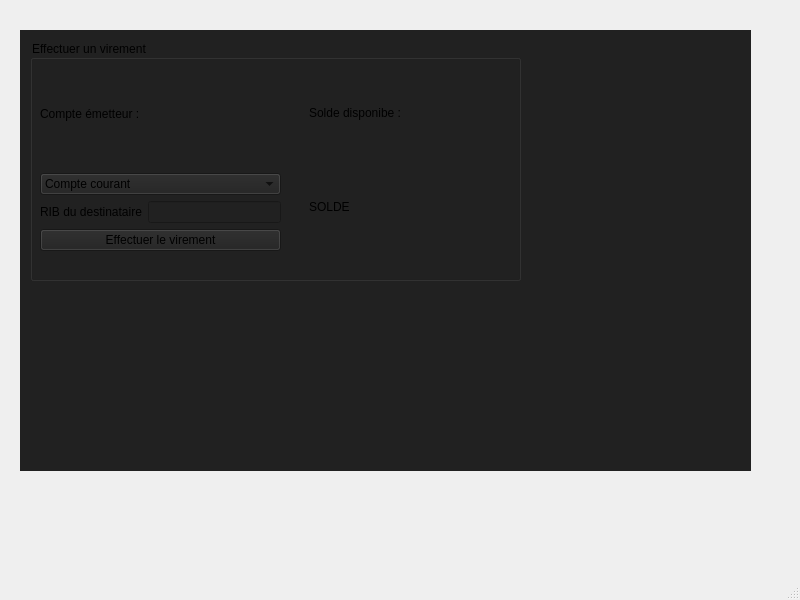
Before: the Qt Designer form N27UI/mainwindow.ui in Slyvred/N27, drawn with Qt 5.
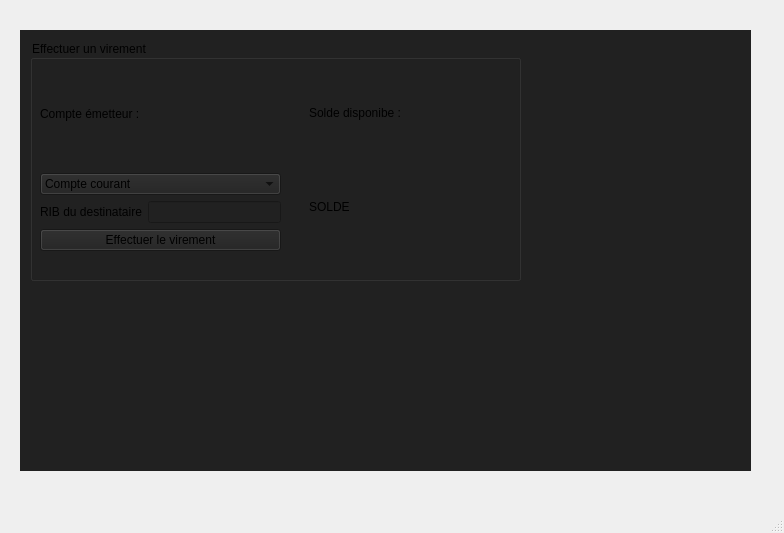
After: the same form once the commit is applied. The open tabs and pages were chosen to show the change.

What changed in the file:
```diff
--- a/N27UI/mainwindow.ui
+++ b/N27UI/mainwindow.ui
@@ -6,8 +6,8 @@
    <rect>
     <x>0</x>
     <y>0</y>
-    <width>800</width>
-    <height>600</height>
+    <width>784</width>
+    <height>533</height>
    </rect>
   </property>
   <property name="windowTitle">
```
Left out of the diff: 4 changed lines with no effect on the pictures.
